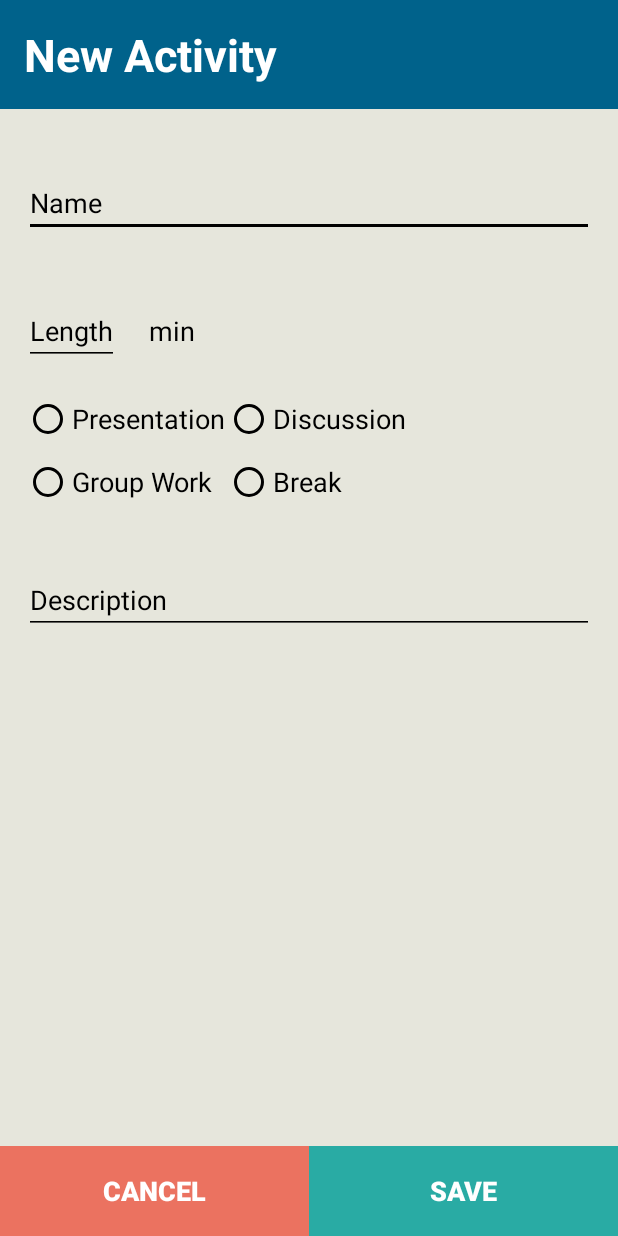
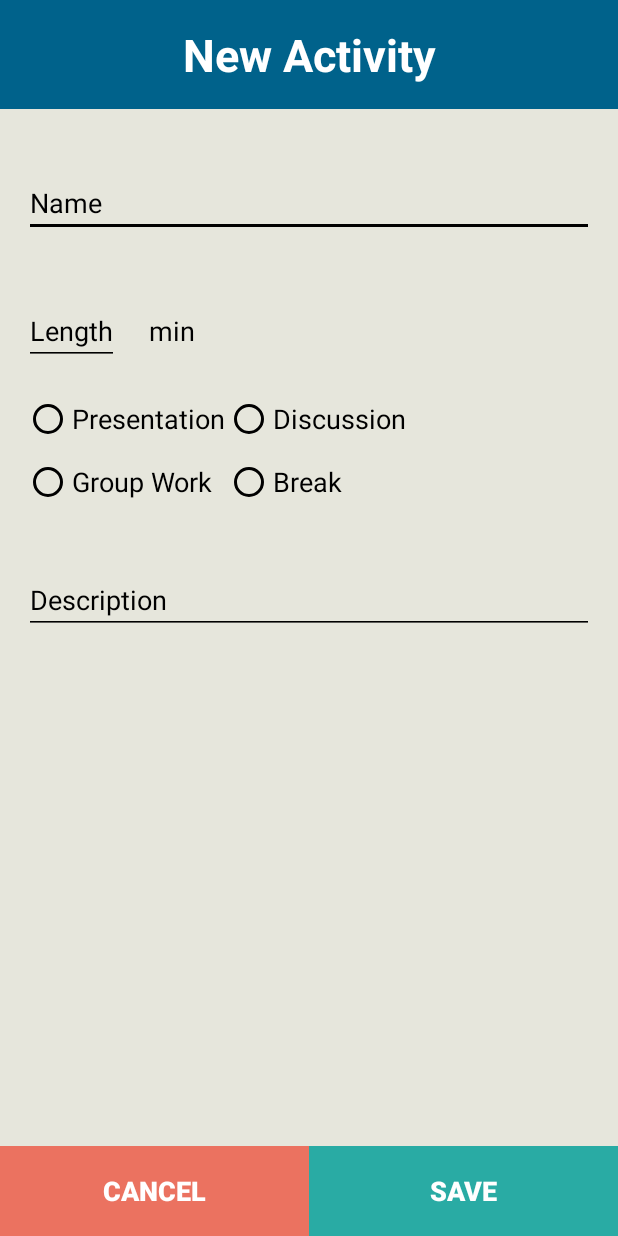
Before and after one commit to kmja/MeetingAgenda, an Android app: the screen it shows after launch (ActivityActivity), on a phone screen of 412 x 824 dp. Run offline under Robolectric (Android 15) with nearby library versions, the phone set to English and light mode, and no system bars.

Commit message:
knappar och layout

```diff
--- a/app/src/main/res/layout/activity_layout.xml
+++ b/app/src/main/res/layout/activity_layout.xml
@@ -26,7 +26,8 @@
             android:textSize="30dp"
             android:textStyle="bold"
             android:textColor="#ffffff"
-            android:elegantTextHeight="false" />
+            android:elegantTextHeight="false"
+            android:gravity="center_horizontal" />
     </LinearLayout>
 
     <LinearLayout
--- a/app/src/main/res/layout/day_layout.xml
+++ b/app/src/main/res/layout/day_layout.xml
@@ -19,7 +19,7 @@
         android:gravity="center_horizontal">
 
         <TextView
-            android:layout_width="wrap_content"
+            android:layout_width="match_parent"
             android:layout_height="wrap_content"
             android:textAppearance="?android:attr/textAppearanceLarge"
             android:text="Day XX"
```
